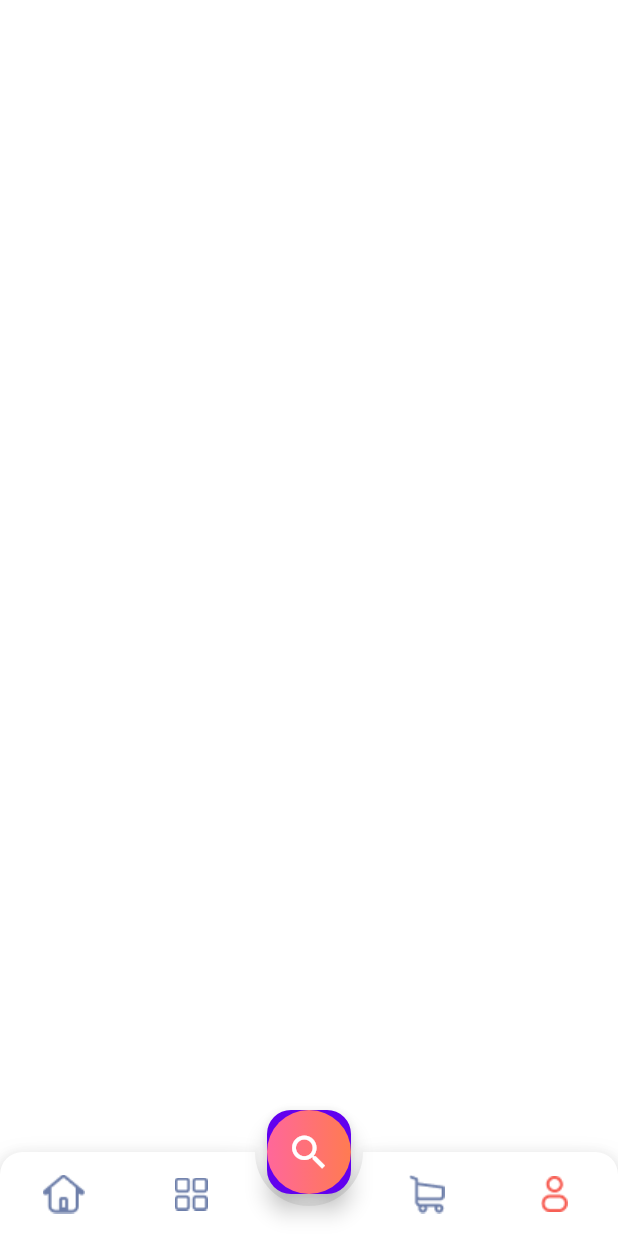
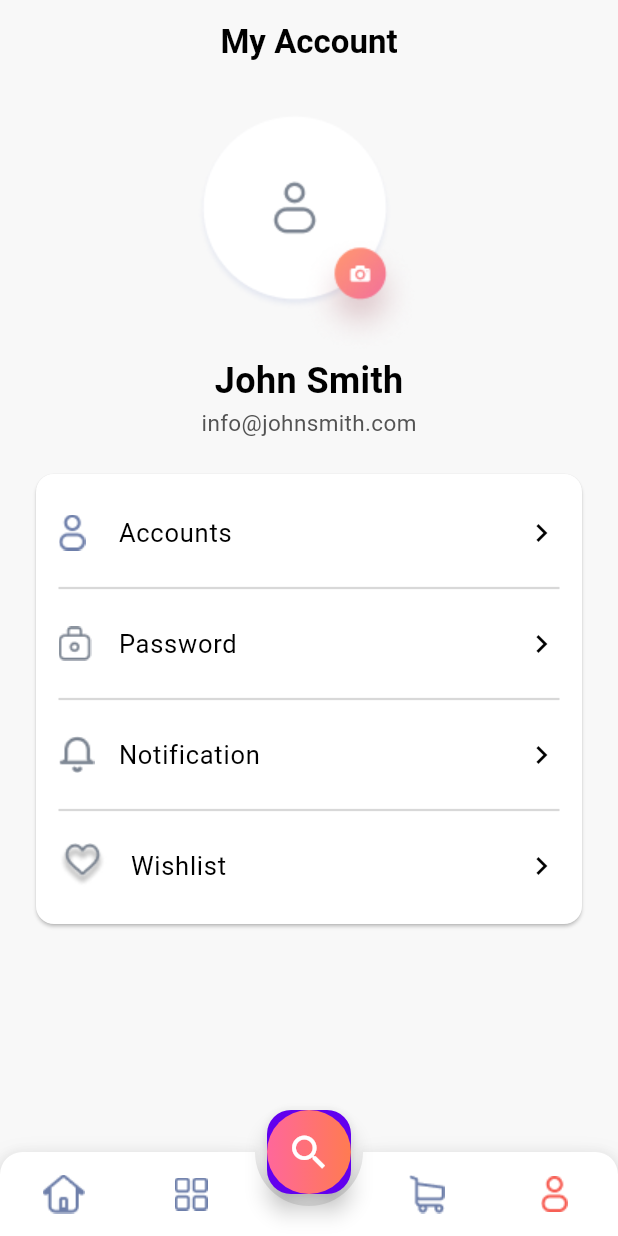
Before and after one commit to imsifat1/WeDevs-Test, a Flutter app: the screen it shows after launch, item 4 of the bottom bar chosen, on a phone screen of 412 x 824 dp. Run offline on Flutter 3.47's test engine with Material 3 defaults, Android fonts, the phone set to English and light mode, and no system bars; drawn by our look-alikes of animated_bottom_navigation_bar; our stand-ins replace bloc, cached_network_image, flutter_bloc, flutter_dotenv, flutter_rating_bar; network calls fail.

Commit message:
Account page UI complete

```diff
--- a/lib/barrel/views.dart
+++ b/lib/barrel/views.dart
@@ -1,4 +1,5 @@
 export '../pages/auth/view/sign_up.dart';
 export '../pages/auth/view/login.dart';
 export '../pages/home/view/home_page.dart';
-export '../product/view/product_page.dart';
+export '../pages/product/view/product_page.dart';
+export '../pages/account/view/account_page.dart';
--- a/lib/localization/languages/en.json
+++ b/lib/localization/languages/en.json
@@ -19,5 +19,14 @@
   "price_low_high": "Price Low > High",
   "price_high_low": "Price High > Low",
   "cancel": "Cancel",
-  "apply": "Apply"
+  "apply": "Apply",
+  "my_account": "My Account",
+  "accounts": "Accounts",
+  "notification": "Notification",
+  "wishlist": "Wishlist",
+  "full_name": "Full Name",
+  "street_address": "Street Address",
+  "apt_suite_bldg": "Apt, Suite, Bldg (optional)",
+  "zip_code": "Zip Code",
+  "save": "Save"
 }
--- /dev/null
+++ b/lib/pages/account/view/account_page.dart
@@ -0,0 +1,173 @@
+import 'package:flutter/material.dart';
+import 'package:flutter_bloc/flutter_bloc.dart';
+import 'package:wedev_test/pages/bloc/trailing_icon_cubit.dart';
+
+import '../../../barrel/widgets.dart';
+import '../../../localization/app_localization.dart';
+
+class AccountPage extends StatelessWidget {
+  AccountPage({Key? key}) : super(key: key);
+
+  final _emailTextController = TextEditingController();
+  final _nameTextController = TextEditingController();
+  final _addressTextController = TextEditingController();
+  final _houseTextController = TextEditingController();
+  final _zipTextController = TextEditingController();
+
+  @override
+  Widget build(BuildContext context) {
+    return Scaffold(
+      appBar: CustomAppbar(
+        title: AppLocalization.of(context).getTranslatedValue('my_account'),
+        backButtonEnabled: false,
+      ),
+
+      body: Align(
+        alignment: Alignment.center,
+        child: ListView(
+          // shrinkWrap: true,
+          padding: const EdgeInsets.symmetric(horizontal: 20, vertical: 20),
+          children: [
+
+            Center(
+              child: Column(
+                children: [
+                  InkWell(
+                    onTap: (){},
+                    child: Image.asset('assets/images/profile.png'),
+                  ),
+
+                  // const SizedBox(height: 20,),
+
+                  const Text('John Smith', style: TextStyle(fontSize: 24, fontWeight: FontWeight.bold),),
+                  const Text('info@johnsmith.com', style: TextStyle(fontSize: 15, color: Color(0xFF535353)),),
+                ],
+              ),
+            ),
+
+            const SizedBox(height: 20,),
+
+            Card(
+              child: Padding(
+                padding: const EdgeInsets.symmetric(horizontal: 15, vertical: 10),
+                child: Column(
+                  children: [
+                    _listTileItem(
+                      context,
+                      'assets/icons/person.png',
+                      'accounts',
+                      [
+
+                        _accountItem(AppLocalization.of(context).getTranslatedValue('email'), _emailTextController, 'youremail@xmail.com'),
+
+                        _accountItem(AppLocalization.of(context).getTranslatedValue('full_name'), _nameTextController, 'William Bennet'),
+
+                        _accountItem(AppLocalization.of(context).getTranslatedValue('street_address'), _addressTextController, '465 Nolan Causeway Suite 079'),
+
+                        _accountItem(AppLocalization.of(context).getTranslatedValue('apt_suite_bldg'), _houseTextController, 'Unit 512'),
+
+                        Align(alignment: Alignment.centerLeft, child: SizedBox(width: 90, child: _accountItem(AppLocalization.of(context).getTranslatedValue('zip_code'), _zipTextController, '77017'))),
+
+                        SizedBox(height: 20,),
+
+                        Row(
+                          children: [
+                            Expanded(
+                              child: ElevatedButton(
+                                onPressed: () {},
+                                style: ElevatedButton.styleFrom(
+                                    backgroundColor: Colors.white,
+                                    padding: const EdgeInsets.symmetric(vertical: 20),
+                                    shape: RoundedRectangleBorder(borderRadius: BorderRadius.circular(10))
+                                ),
+                                child: Text(AppLocalization.of(context).getTranslatedValue('cancel'), style: const TextStyle(fontSize: 17, color: Color(0xFF818995)),),
+                              ),
+                            ),
+
+                            const SizedBox(width: 20,),
+
+                            Expanded(
+                              child: ElevatedButton(
+                                onPressed: () {},
+                                style: ElevatedButton.styleFrom(
+                                    backgroundColor: const Color(0xFF1ABC9C),
+                                    padding: const EdgeInsets.symmetric(vertical: 20),
+                                    shape: RoundedRectangleBorder(borderRadius: BorderRadius.circular(10))
+                                ),
+                                child: Text(AppLocalization.of(context).getTranslatedValue('save'), style: const TextStyle(fontSize: 17,),),
+                              ),
+                            )
+                          ],
+                        ),
+
+                        SizedBox(height: 20,),
+                      ],
+                    ),
+
+                    const Divider(thickness: 1.5, color: Color(0xFFD8D8D8),),
+
+                    _listTileItem(context, 'assets/icons/password.png', 'password', []),
+
+                    const Divider(thickness: 1.5, color: Color(0xFFD8D8D8),),
+
+                    _listTileItem(context, 'assets/icons/notification.png', 'notification', []),
+
+                    const Divider(thickness: 1.5, color: Color(0xFFD8D8D8),),
+
+                    _listTileItem(context, 'assets/icons/heart.png', 'wishlist', []),
+                  ],
+                ),
+              ),
+            )
+
+          ],
+        ),
+      ),
+    );
+  }
+
+  Widget _listTileItem(BuildContext context, String leadingIcon, String title, List<Widget> children) {
+    return BlocProvider(
+      create: (context) => TrailingIconCubit(),
+      child: BlocBuilder<TrailingIconCubit, bool>(
+        builder: (context, state) {
+          return Theme(
+            data: Theme.of(context).copyWith(dividerColor: Colors.transparent),
+            child: ExpansionTile(
+              leading: Image.asset(leadingIcon),
+              title: Text(AppLocalization.of(context).getTranslatedValue(title), style: const TextStyle(fontSize: 17),),
+              tilePadding: const EdgeInsets.symmetric(horizontal: 0),
+              trailing: Icon(state ? Icons.expand_more : Icons.keyboard_arrow_right_outlined),
+              onExpansionChanged: (isExpanded) {
+                context.read<TrailingIconCubit>().toggleIcon();
+              },
+              children: children,
+            ),
+          );
+        }
+      ),
+    );
+  }
+
+  Widget _accountItem(String title, TextEditingController textController, String hint) {
+    return Padding(
+      padding: const EdgeInsets.symmetric(vertical: 10),
+      child: Column(
+        crossAxisAlignment: CrossAxisAlignment.start,
+        children: [
+
+          Text(title, style: TextStyle(fontSize: 16, color: Color(0xFF263238)),),
+
+          SizedBox(height: 10,),
+
+          TextInputField(
+            controller: textController,
+            hint: hint,
+            borderColor: true,
+            maxLines: 1,
+          ),
+        ],
+      ),
+    );
+  }
+}
--- /dev/null
+++ b/lib/pages/bloc/trailing_icon_cubit.dart
@@ -0,0 +1,7 @@
+import 'package:bloc/bloc.dart';
+
+class TrailingIconCubit extends Cubit<bool> {
+  TrailingIconCubit() : super(false);
+
+  void toggleIcon() => emit(!state);
+}
--- a/lib/pages/home/view/home_page.dart
+++ b/lib/pages/home/view/home_page.dart
@@ -27,7 +27,7 @@ class _HomePageState extends State<HomePage> {
 
     Container(color: Colors.white,),
     Container(color: Colors.white,),
-    Container(color: Colors.white,),
+    AccountPage(),
   ];
 
 
@@ -37,7 +37,7 @@ class _HomePageState extends State<HomePage> {
     return Scaffold(
       extendBody: true,
       body: _widgetOptions.elementAt(_bottomNavIndex),
-      floatingActionButton: FloatingActionButton(
+      floatingActionButton: MediaQuery.of(context).viewInsets.bottom != 0 ? null : FloatingActionButton(
 
         // backgroundColor: LinearGradient(colors: []),
         child: Container(
--- /dev/null
+++ b/lib/pages/product/bloc/checkbox_cubit.dart
@@ -0,0 +1,6 @@
+import 'package:bloc/bloc.dart';
+
+class CheckboxCubit extends Cubit<bool> {
+  CheckboxCubit() : super(false);
+  void toggleCheckbox() => emit(!state);
+}
```
Also changed, not shown: lib/pages/auth/bloc/toggle_visibility_cubit.dart (added, +8 -0 lines), lib/pages/auth/view/login.dart (+17 -3 lines), lib/pages/product/view/product_page.dart (renamed from lib/product/view/product_page.dart, +21 -13 lines), lib/product/bloc/checkbox_cubit.dart (deleted, +0 -12 lines), lib/widgets/text_input_field.dart (+5 -4 lines), assets/icons/heart.png (added), assets/icons/notification.png (added), assets/icons/password.png (added).
